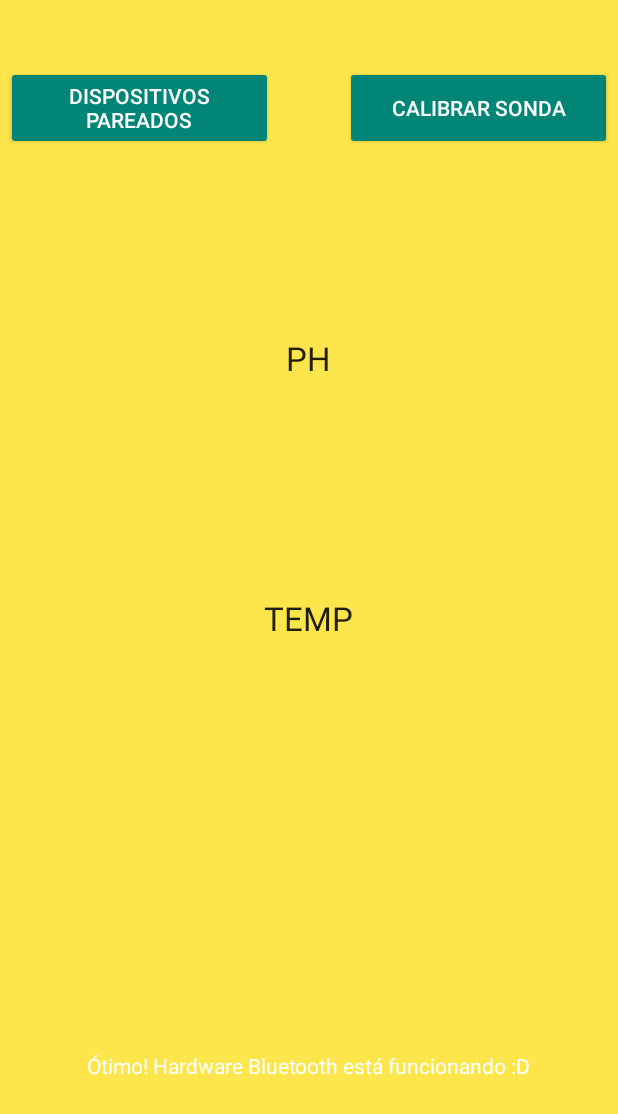
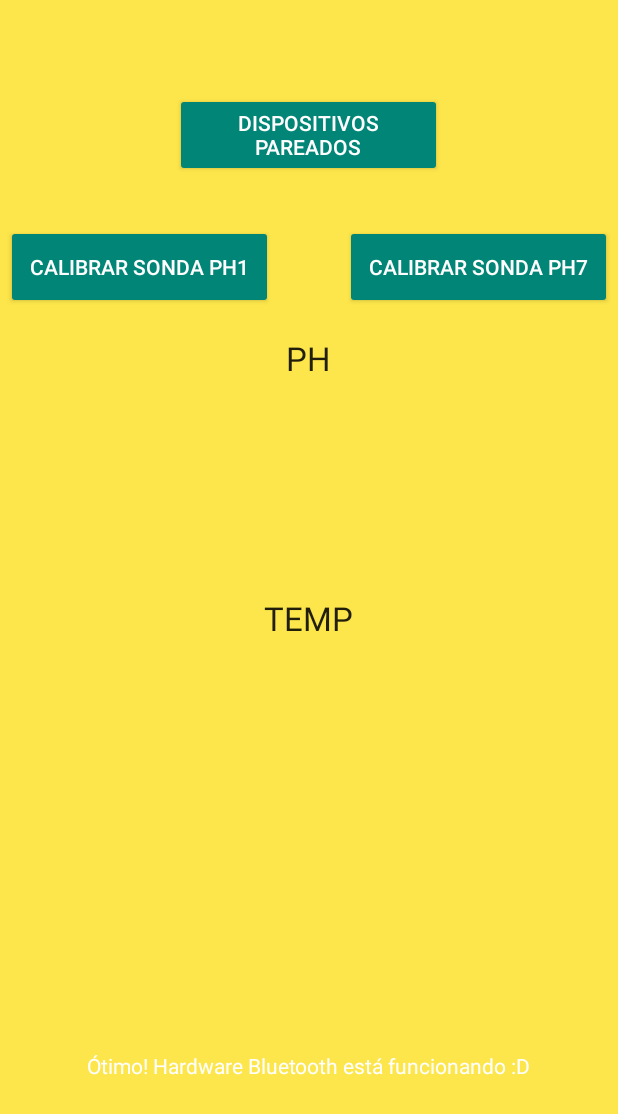
Before and after one commit to pedr0vict0r/PHmetro, an Android app: the screen it shows after launch (MainActivity), on a phone screen of 412 x 824 dp. Shown: the top 1114 px of the screen. Run offline under Robolectric (Android 15) with nearby library versions, the phone set to English and light mode, and no system bars.

Commit message:
Botoes de Calibração do PH

```diff
--- a/app/src/main/res/layout/activity_main.xml
+++ b/app/src/main/res/layout/activity_main.xml
@@ -38,7 +38,7 @@
         android:layout_alignParentBottom="true"
         android:layout_centerHorizontal="true"
         android:layout_marginBottom="100dp"
-        android:text="Hey there!"
+        android:text="Heeeeeeeeeeeey there!"
         android:textColor="#ffffffff" />
 
     <Button
@@ -47,17 +47,30 @@
         android:layout_width="178dp"
         android:layout_height="56dp"
         android:layout_alignParentTop="true"
-        android:layout_marginTop="40dp"
+        android:layout_centerHorizontal="true"
+        android:layout_marginTop="58dp"
         android:onClick="searchPairedDevices"
         android:text="dispositivos pareados" />
 
     <Button
-        android:id="@+id/calibrar"
+        android:id="@+id/button_calibPH1"
+        style="@android:style/Widget.Material.Button.Colored"
+        android:layout_width="178dp"
+        android:layout_height="56dp"
+        android:layout_alignParentStart="true"
+        android:layout_alignTop="@+id/button_calibPH7"
+        android:onClick="button_calibPH1"
+        android:text="Calibrar Sonda PH1" />
+
+    <Button
+        android:id="@+id/button_calibPH7"
         style="@android:style/Widget.Material.Button.Colored"
         android:layout_width="178dp"
         android:layout_height="56dp"
         android:layout_alignParentEnd="true"
-        android:layout_alignTop="@+id/button_PairedDevices"
-        android:text="Calibrar Sonda" />
+        android:layout_alignParentTop="true"
+        android:layout_marginTop="146dp"
+        android:onClick="button_calibPH7"
+        android:text="Calibrar Sonda PH7" />
 
 </RelativeLayout>
```
Also changed, not shown: app/src/main/java/br/ufpa/phmetro/MainActivity.java (+28 -0 lines).
